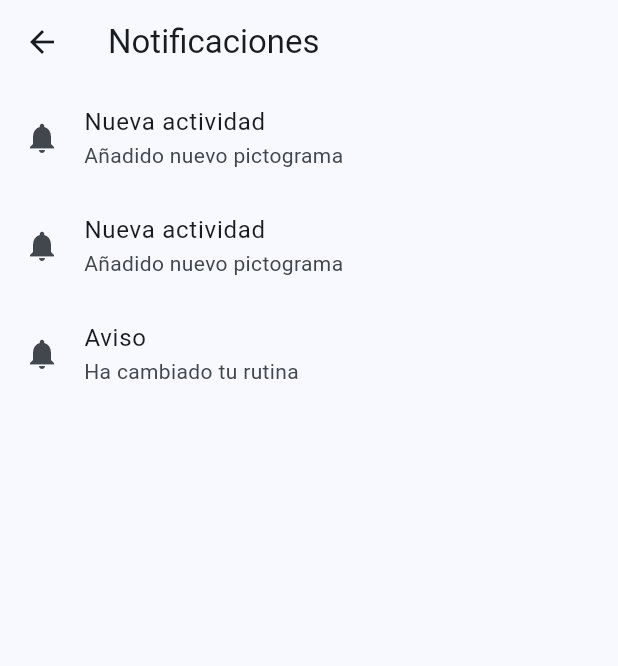
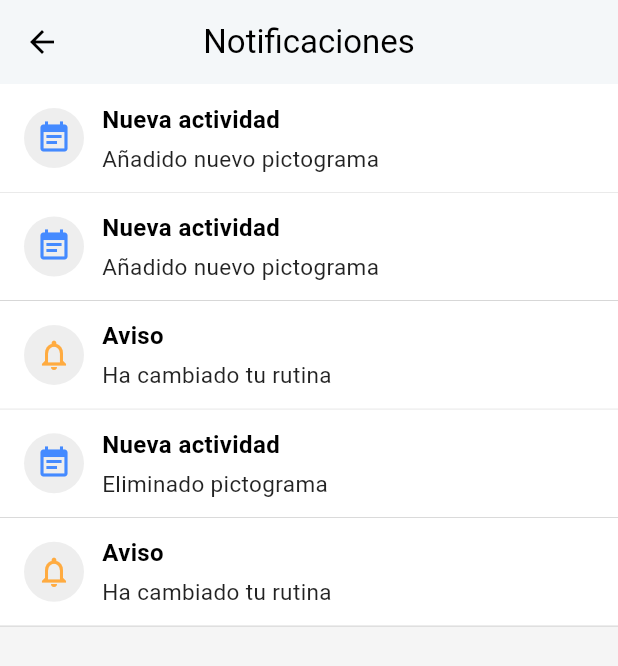
Before and after one commit to Lucyyy31/PictoPlan, a Flutter app: the NotificacionesScreen screen opened by its route, on a phone screen of 412 x 824 dp. Shown: the top 666 px of the screen. Run offline on Flutter 3.47's test engine with Material 3 defaults, Android fonts, the phone set to English and light mode, and no system bars.

Commit message:
añadido flujo pantallas menu hamburguesa y modicada estetica de notificaciones y configuracion

```diff
--- a/lib/pantallas/notificaciones.dart
+++ b/lib/pantallas/notificaciones.dart
@@ -6,29 +6,119 @@ class NotificacionesScreen extends StatelessWidget {
   @override
   Widget build(BuildContext context) {
     return Scaffold(
-      appBar: AppBar(title: const Text('Notificaciones')),
+      backgroundColor: Colors.grey[100],
+      appBar: AppBar(
+        backgroundColor: Colors.white,
+        elevation: 1,
+        leading: IconButton(
+          icon: const Icon(Icons.arrow_back, color: Colors.black),
+          onPressed: () => Navigator.pop(context),
+        ),
+        title: const Text(
+          'Notificaciones',
+          style: TextStyle(color: Colors.black),
+        ),
+        centerTitle: true,
+      ),
       body: ListView(
         children: const [
-          NotificationItem(title: 'Nueva actividad', description: 'Añadido nuevo pictograma'),
-          NotificationItem(title: 'Nueva actividad', description: 'Añadido nuevo pictograma'),
-          NotificationItem(title: 'Aviso', description: 'Ha cambiado tu rutina'),
+          NotificationItem(
+            iconType: NotificationIconType.activity,
+            title: 'Nueva actividad',
+            description: 'Añadido nuevo pictograma',
+          ),
+          NotificationItem(
+            iconType: NotificationIconType.activity,
+            title: 'Nueva actividad',
+            description: 'Añadido nuevo pictograma',
+          ),
+          NotificationItem(
+            iconType: NotificationIconType.alert,
+            title: 'Aviso',
+            description: 'Ha cambiado tu rutina',
+          ),
+          NotificationItem(
+            iconType: NotificationIconType.activity,
+            title: 'Nueva actividad',
+            description: 'Eliminado pictograma',
+          ),
+          NotificationItem(
+            iconType: NotificationIconType.alert,
+            title: 'Aviso',
+            description: 'Ha cambiado tu rutina',
+          ),
         ],
       ),
     );
   }
 }
 
+enum NotificationIconType { activity, alert }
+
 class NotificationItem extends StatelessWidget {
+  final NotificationIconType iconType;
   final String title;
   final String description;
-  const NotificationItem({super.key, required this.title, required this.description});
+
+  const NotificationItem({
+    super.key,
+    required this.iconType,
+    required this.title,
+    required this.description,
+  });
 
   @override
   Widget build(BuildContext context) {
-    return ListTile(
-      leading: const Icon(Icons.notifications),
-      title: Text(title),
-      subtitle: Text(description),
+    return Container(
+      padding: const EdgeInsets.symmetric(horizontal: 16, vertical: 12),
+      decoration: const BoxDecoration(
+        color: Colors.white,
+        border: Border(
+          bottom: BorderSide(color: Colors.grey, width: 0.3),
+        ),
+      ),
+      child: Row(
+        children: [
+          // ÍCONO
+          Container(
+            width: 40,
+            height: 40,
+            decoration: BoxDecoration(
+              color: Colors.grey[200],
+              shape: BoxShape.circle,
+            ),
+            child: iconType == NotificationIconType.activity
+                ? const Icon(Icons.event_note, color: Colors.blueAccent)
+                : const Icon(Icons.notifications_none, color: Colors.orangeAccent),
+          ),
+          const SizedBox(width: 12),
+
+          // TEXTO
+          Expanded(
+            child: Column(
+              crossAxisAlignment: CrossAxisAlignment.start,
+              children: [
+                Text(
+                  title,
+                  style: const TextStyle(
+                    fontWeight: FontWeight.bold,
+                    fontSize: 16,
+                    color: Colors.black,
+                  ),
+                ),
+                const SizedBox(height: 4),
+                Text(
+                  description,
+                  style: const TextStyle(
+                    fontSize: 15,
+                    color: Colors.black87,
+                  ),
+                ),
+              ],
+            ),
+          ),
+        ],
+      ),
     );
   }
 }
```
Also changed, not shown: lib/pantallas/app_drawer.dart (+50 -16 lines), lib/pantallas/configuracion.dart (+93 -14 lines).
